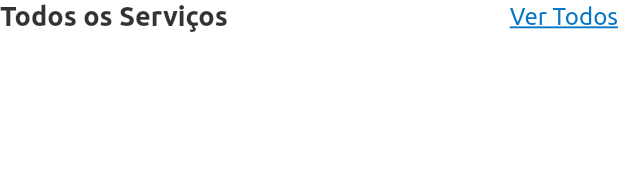
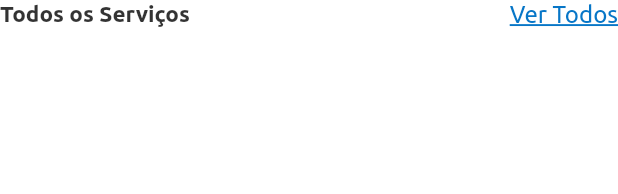
Before and after one commit to me-reserve/customer-web-app, a Flutter app: the TitleWidget widget shown alone on an empty page, opened directly, on a phone screen of 412 x 824 dp. Shown: the top 194 px of the screen. Run offline on Flutter 3.47's test engine with Material 3 defaults, Android fonts, the light colour scheme and no system bars; our stand-ins replace app_links, audioplayers, cached_network_image, carousel_slider, chewie, connectivity_plus and 36 more; missing offline and left inert: custom_marker, expandable_bottom_sheet, flutter_downloader, flutter_facebook_auth, flutter_inappwebview, just_the_tooltip and 4 more; accounts and stored records are empty; network calls fail; project files that could hold a hidden picture were left out.

Commit message:
ajuste layout quebrado

```diff
--- a/lib/components/title_widget.dart
+++ b/lib/components/title_widget.dart
@@ -10,7 +10,7 @@ class TitleWidget extends StatelessWidget {
   @override
   Widget build(BuildContext context) {
     return Row(mainAxisAlignment: MainAxisAlignment.spaceBetween, children: [
-      Text(title!.tr, style: ubuntuBold.copyWith(fontSize: Dimensions.fontSizeExtraLarge,color: title=='recently_view_services'
+      Text(title!.tr, style: ubuntuBold.copyWith(fontSize: 15,color: title=='recently_view_services'
           ? Colors.white:Theme.of(context).textTheme.bodyLarge!.color!.withOpacity(.8))),
       (onTap != null) ? InkWell(
         onTap: onTap,
```
